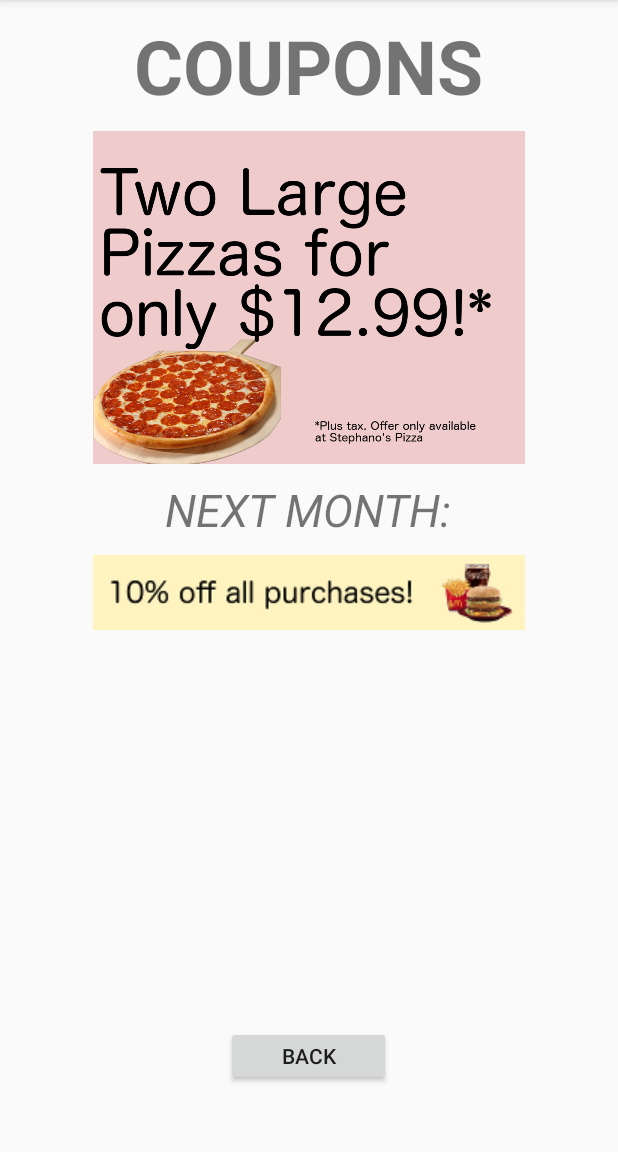
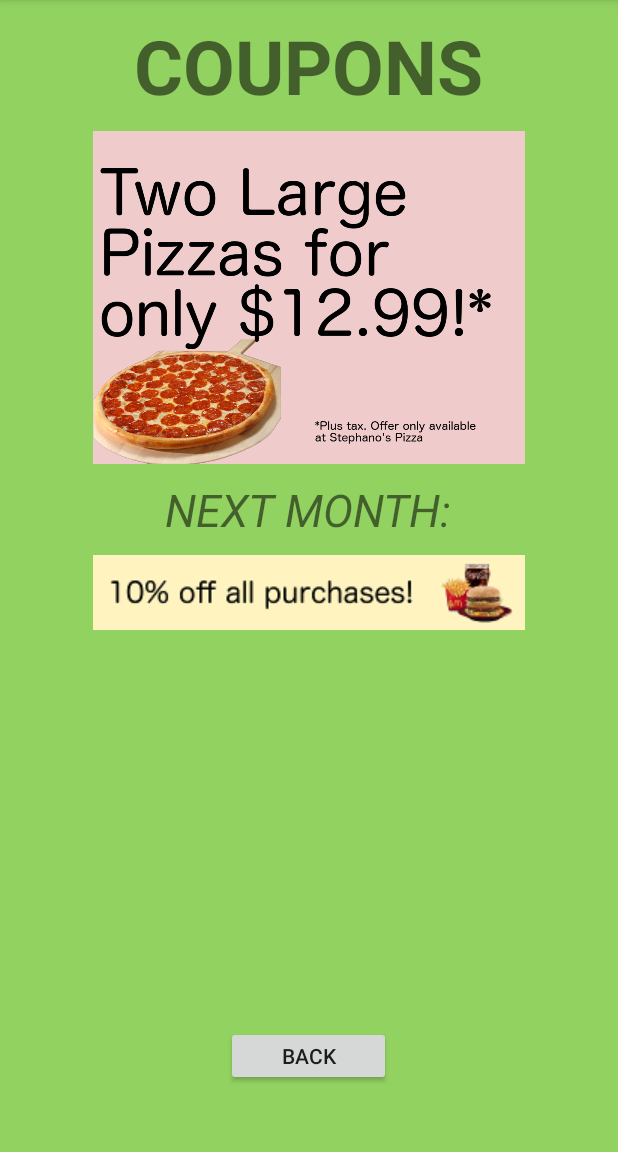
Before and after one commit to sarahyeo/EcoGEM, an Android app: the CouponsActivity screen opened directly, with no data from a screen before it, on a phone screen of 412 x 824 dp, the part 84-1236 px from its top. Run offline under Robolectric (Android 15) with nearby library versions, the phone set to English and light mode, and no system bars.

Commit message:
Greeen background

```diff
--- a/app/src/main/res/layout/activity_coupons.xml
+++ b/app/src/main/res/layout/activity_coupons.xml
@@ -1,7 +1,8 @@
 <?xml version="1.0" encoding="utf-8"?>
 <RelativeLayout xmlns:android="http://schemas.android.com/apk/res/android"
     android:layout_width="match_parent"
-    android:layout_height="match_parent">
+    android:layout_height="match_parent"
+    android:background="#92D261">
 
     <ScrollView
 
--- a/app/src/main/res/layout/activity_log.xml
+++ b/app/src/main/res/layout/activity_log.xml
@@ -1,6 +1,7 @@
 <?xml version="1.0" encoding="utf-8"?>
 <RelativeLayout xmlns:android="http://schemas.android.com/apk/res/android"
-    android:layout_width="match_parent" android:layout_height="match_parent">
+    android:layout_width="match_parent" android:layout_height="match_parent"
+    android:background="#92D261">
 
     <ScrollView
         android:id="@+id/scrollView1"
--- a/app/src/main/res/layout/activity_vehicle.xml
+++ b/app/src/main/res/layout/activity_vehicle.xml
@@ -2,6 +2,7 @@
 <RelativeLayout xmlns:android="http://schemas.android.com/apk/res/android"
     android:orientation="vertical" android:layout_width="match_parent"
     android:layout_height="match_parent"
+    android:background="#92D261"
     android:weightSum="1">
 
     <TextView
```
